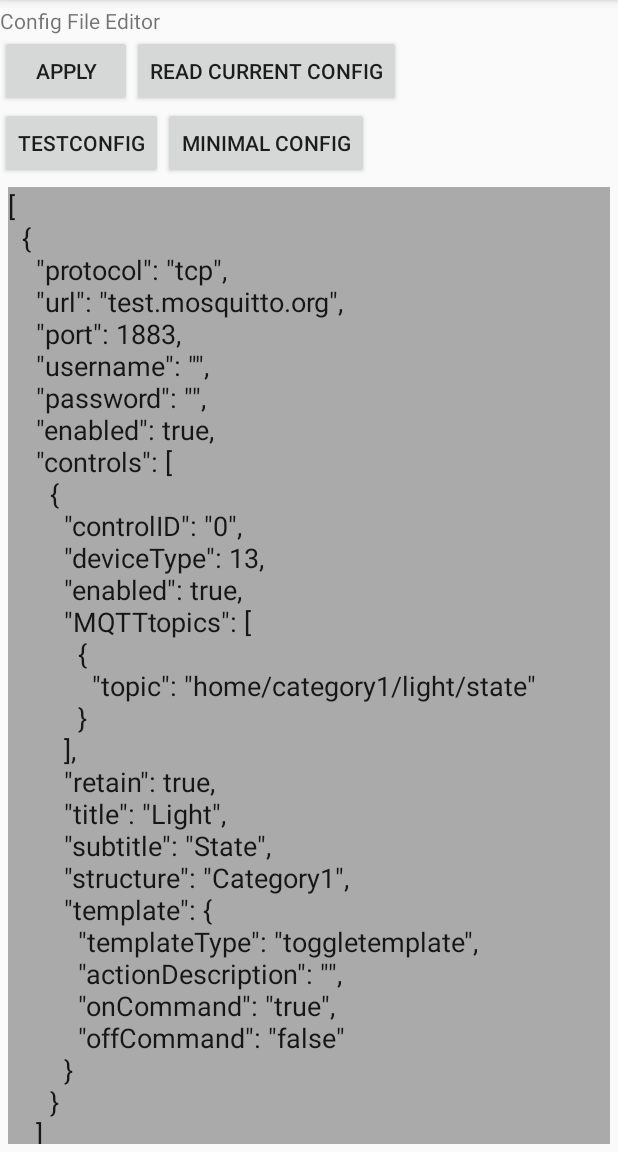
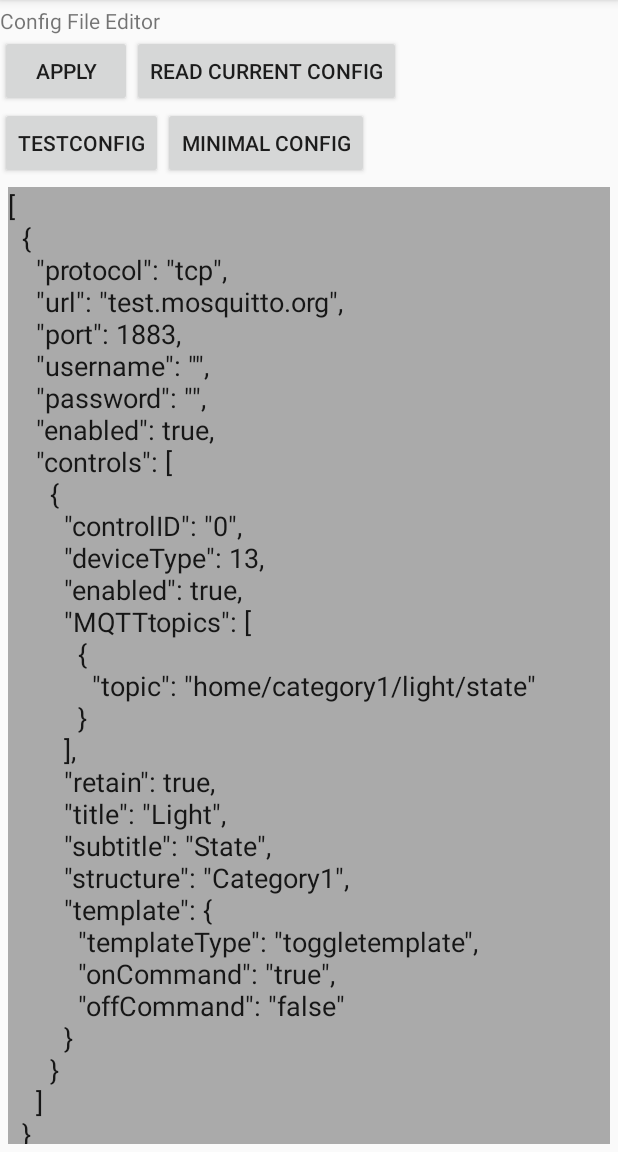
Before and after one commit to Cast39/MQTT_Device_Controls, an Android app: the screen it shows after launch (MainActivity), after a tap on "MINIMAL CONFIG", on a phone screen of 412 x 824 dp, the part 84-1236 px from its top. Run offline under Robolectric (Android 15) with nearby library versions, the phone set to English and light mode, and no system bars; network calls fail.

Commit message:
removed unused setting property

```diff
--- a/app/src/main/java/com/stecker/mqttdevicecontrols/JSONControlAdaptor.java
+++ b/app/src/main/java/com/stecker/mqttdevicecontrols/JSONControlAdaptor.java
@@ -65,7 +65,7 @@ public class JSONControlAdaptor {
                 //Log.println(Log.ASSERT, "jca", "toggletemplate state: " + state.booleanState);
                 ct = new ToggleTemplate(
                         control.controlID + control.template.templateType,
-                        new ControlButton(state.booleanState, control.template.actionDescription));
+                        new ControlButton(state.booleanState, "toggleTemplate"));
 
                 break;
             case "rangetemplate":
@@ -81,7 +81,7 @@ public class JSONControlAdaptor {
 
                 break;
             case "togglerangetemplate":
-                ControlButton cb = new ControlButton(state.booleanState, control.template.actionDescription);
+                ControlButton cb = new ControlButton(state.booleanState, "toggleRange");
                 RangeTemplate rt = new RangeTemplate(
                         control.controlID + control.template.templateType,
                         control.template.minValue,
--- a/app/src/main/java/com/stecker/mqttdevicecontrols/MainActivity.java
+++ b/app/src/main/java/com/stecker/mqttdevicecontrols/MainActivity.java
@@ -81,7 +81,6 @@ public class MainActivity extends AppCompatActivity {
         c.MQTTtopics.add(new MQTTtopic("home/room1/outlet1/state"));
         c.title = "\uD83D\uDE3B";
         c.template = new Toggletemplate();
-        c.template.actionDescription = "BUTTON";
         s.controls.add(c);
 
         c = new Control();
@@ -91,7 +90,6 @@ public class MainActivity extends AppCompatActivity {
         c.MQTTtopics.add(new MQTTtopic("home/room2/ceilinglight/state"));
         c.title = "\uD83D\uDE3B";
         c.template = new Toggletemplate();
-        c.template.actionDescription = "BUTTON";
         c.template.onCommand = "on";
         c.template.offCommand = "off";
         s.controls.add(c);
@@ -105,7 +103,6 @@ public class MainActivity extends AppCompatActivity {
         c.title = "Fan";
         c.subtitle = "ToggleRange";
         c.template = new ToggleRangetemplate();
-        c.template.actionDescription = "BUTTON";
         c.template.onCommand = "on";
         c.template.offCommand = "off";
         s.controls.add(c);
@@ -117,7 +114,6 @@ public class MainActivity extends AppCompatActivity {
         c.MQTTtopics.add(new MQTTtopic("home/living_room/ceilinglight/state"));
         c.title = "Ceiling Light";
         c.template = new Toggletemplate();
-        c.template.actionDescription = "BUTTON";
         s.controls.add(c);
 
         c = new Control();
@@ -127,7 +123,6 @@ public class MainActivity extends AppCompatActivity {
         c.MQTTtopics.add(new MQTTtopic("home/dining_room/ceilinglight/state"));
         c.title = "Ceiling Light";
         c.template = new Toggletemplate();
-        c.template.actionDescription = "BUTTON";
         c.template.onCommand = "switch mode!";
         c.template.offCommand = "";
         s.controls.add(c);
--- a/app/src/main/java/com/stecker/mqttdevicecontrols/settings/Template.java
+++ b/app/src/main/java/com/stecker/mqttdevicecontrols/settings/Template.java
@@ -15,7 +15,6 @@ public class Template {
     public String formatString = null;
 
     // ToggleTemplate & ToggleRangeTemplate
-    public String actionDescription = null;
     public String onCommand = null;
     public String offCommand = null;
 
--- a/app/src/main/java/com/stecker/mqttdevicecontrols/settings/ToggleRangetemplate.java
+++ b/app/src/main/java/com/stecker/mqttdevicecontrols/settings/ToggleRangetemplate.java
@@ -3,7 +3,6 @@ package com.stecker.mqttdevicecontrols.settings;
 public class ToggleRangetemplate extends Template {
     public ToggleRangetemplate() {
         super.templateType = "togglerangetemplate";
-        super.actionDescription = "";
         super.onCommand = "true";
         super.offCommand = "false";
 
--- a/app/src/main/java/com/stecker/mqttdevicecontrols/settings/Toggletemplate.java
+++ b/app/src/main/java/com/stecker/mqttdevicecontrols/settings/Toggletemplate.java
@@ -3,7 +3,6 @@ package com.stecker.mqttdevicecontrols.settings;
 public class Toggletemplate extends Template {
     public Toggletemplate() {
         super.templateType = "toggletemplate";
-        super.actionDescription = "";
         super.onCommand = "true";
         super.offCommand = "false";
     }
```
